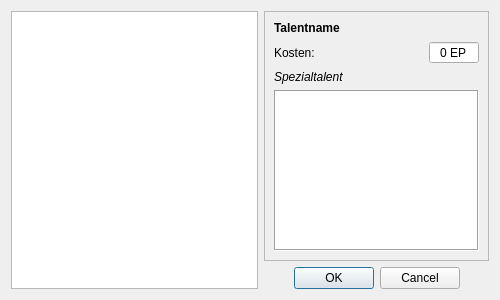
First picture: the form in UI/CharakterTalente.ui, repository Aeolitus/Sephrasto, before the edit.
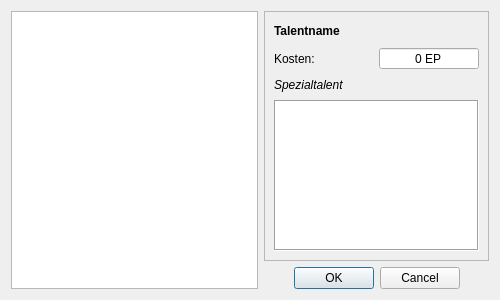
Second picture: the form after the edit.

Patch:
```diff
--- a/UI/CharakterTalente.ui
+++ b/UI/CharakterTalente.ui
@@ -41,26 +41,17 @@
        </rect>
       </property>
       <layout class="QGridLayout" name="gridLayout_2">
-       <item row="3" column="0">
-        <widget class="QLabel" name="labelInfo">
-         <property name="font">
-          <font>
-           <italic>true</italic>
-          </font>
+       <item row="4" column="0" colspan="2">
+        <widget class="QPlainTextEdit" name="plainText">
+         <property name="frameShape">
+          <enum>QFrame::Box</enum>
          </property>
-         <property name="text">
-          <string>Spezialtalent</string>
+         <property name="readOnly">
+          <bool>true</bool>
          </property>
         </widget>
        </item>
-       <item row="2" column="0">
-        <widget class="QLabel" name="label_2">
-         <property name="text">
-          <string>Kosten:</string>
-         </property>
-        </widget>
-       </item>
-       <item row="2" column="2">
+       <item row="2" column="1">
         <widget class="QSpinBox" name="spinKosten">
          <property name="alignment">
           <set>Qt::AlignCenter</set>
@@ -85,21 +76,14 @@
          </property>
         </widget>
        </item>
-       <item row="2" column="1">
-        <spacer name="horizontalSpacer">
-         <property name="orientation">
-          <enum>Qt::Horizontal</enum>
-         </property>
-         <property name="sizeHint" stdset="0">
-          <size>
-           <width>40</width>
-           <height>20</height>
-          </size>
-         </property>
-        </spacer>
-       </item>
-       <item row="0" column="0" colspan="3">
+       <item row="0" column="0" colspan="2">
         <widget class="QLabel" name="labelName">
+         <property name="minimumSize">
+          <size>
+           <width>0</width>
+           <height>20</height>
+          </size>
+         </property>
          <property name="font">
           <font>
            <weight>75</weight>
@@ -111,13 +95,28 @@
          </property>
         </widget>
        </item>
-       <item row="4" column="0" colspan="3">
-        <widget class="QPlainTextEdit" name="plainText">
-         <property name="frameShape">
-          <enum>QFrame::Box</enum>
+       <item row="3" column="0" colspan="2">
+        <widget class="QLabel" name="labelInfo">
+         <property name="minimumSize">
+          <size>
+           <width>0</width>
+           <height>18</height>
+          </size>
          </property>
-         <property name="readOnly">
-          <bool>true</bool>
+         <property name="font">
+          <font>
+           <italic>true</italic>
+          </font>
+         </property>
+         <property name="text">
+          <string>Spezialtalent</string>
+         </property>
+        </widget>
+       </item>
+       <item row="2" column="0">
+        <widget class="QLabel" name="label_2">
+         <property name="text">
+          <string>Kosten:</string>
          </property>
         </widget>
        </item>
```
